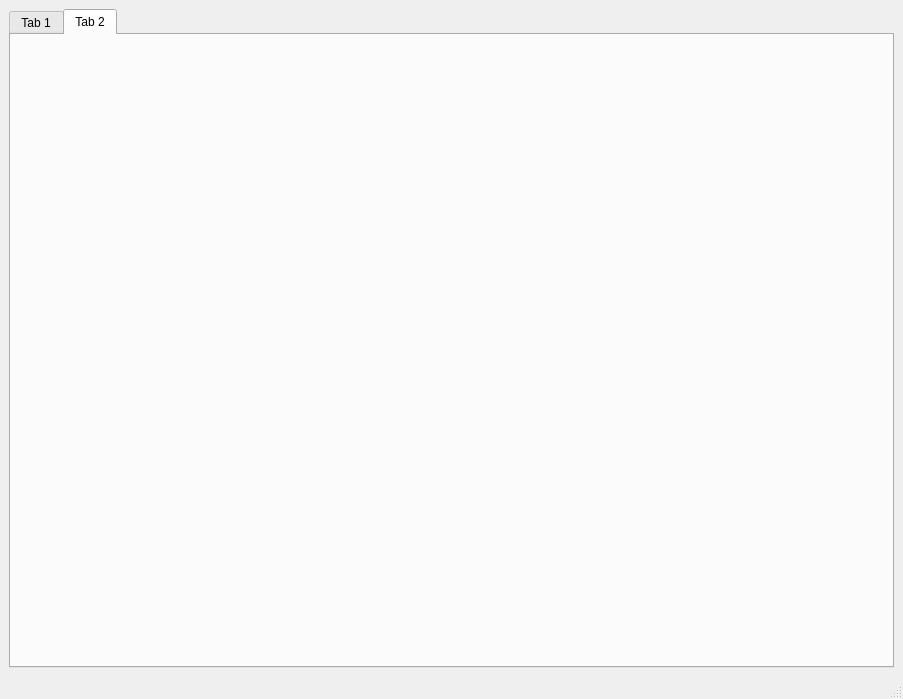
The window that gui/graph/main_windows.ui (davidcharming8888/SystemGui) describes before a commit, drawn with Qt 5.
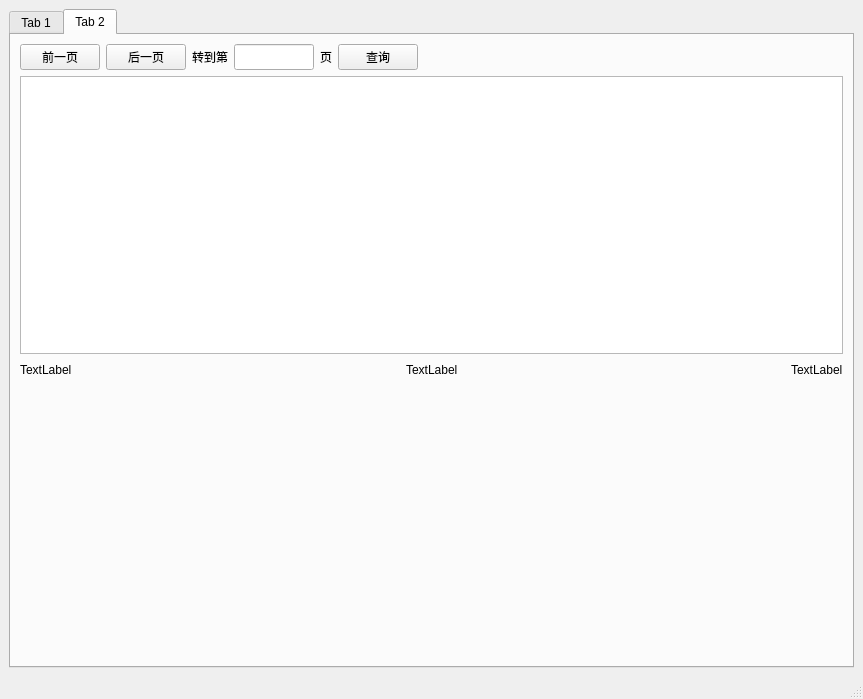
The same window after the commit. The open tabs and pages were chosen to show the change. Custom widgets are drawn as their Qt base class.

What changed in the file:
```diff
--- a/gui/graph/main_windows.ui
+++ b/gui/graph/main_windows.ui
@@ -6,7 +6,7 @@
    <rect>
     <x>0</x>
     <y>0</y>
-    <width>903</width>
+    <width>863</width>
     <height>699</height>
    </rect>
   </property>
@@ -166,6 +166,143 @@
        <attribute name="title">
         <string>Tab 2</string>
        </attribute>
+       <layout class="QVBoxLayout" name="verticalLayout_3">
+        <item>
+         <layout class="QHBoxLayout" name="horizontalLayout_5">
+          <item>
+           <widget class="QPushButton" name="prevButton">
+            <property name="text">
+             <string>前一页</string>
+            </property>
+           </widget>
+          </item>
+          <item>
+           <widget class="QPushButton" name="nextButton">
+            <property name="text">
+             <string>后一页</string>
+            </property>
+           </widget>
+          </item>
+          <item>
+           <widget class="QLabel" name="label_2">
+            <property name="text">
+             <string>转到第</string>
+            </property>
+           </widget>
+          </item>
+          <item>
+           <widget class="QLineEdit" name="switchPageLineEdit">
+            <property name="sizePolicy">
+             <sizepolicy hsizetype="Maximum" vsizetype="Fixed">
+              <horstretch>0</horstretch>
+              <verstretch>0</verstretch>
+             </sizepolicy>
+            </property>
+            <property name="maximumSize">
+             <size>
+              <width>80</width>
+              <height>80</height>
+             </size>
+            </property>
+           </widget>
+          </item>
+          <item>
+           <widget class="QLabel" name="label_3">
+            <property name="text">
+             <string>页</string>
+            </property>
+           </widget>
+          </item>
+          <item>
+           <widget class="QPushButton" name="switchPageButton">
+            <property name="text">
+             <string>查询</string>
+            </property>
+           </widget>
+          </item>
+          <item>
+           <spacer name="horizontalSpacer_3">
+            <property name="orientation">
+             <enum>Qt::Horizontal</enum>
+            </property>
+            <property name="sizeHint" stdset="0">
+             <size>
+              <width>40</width>
+              <height>20</height>
+             </size>
+            </property>
+           </spacer>
+          </item>
+         </layout>
+        </item>
+        <item>
+         <widget class="QTableView" name="tableView"/>
+        </item>
+        <item>
+         <layout class="QHBoxLayout" name="horizontalLayout_6">
+          <item>
+           <widget class="QLabel" name="totalPageLabel">
+            <property name="text">
+             <string>TextLabel</string>
+            </property>
+           </widget>
+          </item>
+          <item>
+           <spacer name="horizontalSpacer_4">
+            <property name="orientation">
+             <enum>Qt::Horizontal</enum>
+            </property>
+            <property name="sizeHint" stdset="0">
+             <size>
+              <width>40</width>
+              <height>20</height>
+             </size>
+            </property>
+           </spacer>
+          </item>
+          <item>
+           <widget class="QLabel" name="currentPageLabel">
+            <property name="text">
+             <string>TextLabel</string>
+            </property>
+           </widget>
+          </item>
+          <item>
+           <spacer name="horizontalSpacer_5">
+            <property name="orientation">
+             <enum>Qt::Horizontal</enum>
+            </property>
+            <property name="sizeHint" stdset="0">
+             <size>
+              <width>40</width>
+              <height>20</height>
+             </size>
+            </property>
+           </spacer>
+          </item>
+          <item>
+           <widget class="QLabel" name="totalRecordLabel">
+            <property name="text">
+             <string>TextLabel</string>
+            </property>
+           </widget>
+          </item>
+         </layout>
+        </item>
+        <item>
+         <spacer name="verticalSpacer">
+          <property name="orientation">
+           <enum>Qt::Vertical</enum>
+          </property>
+          <property name="sizeHint" stdset="0">
+           <size>
+            <width>20</width>
+            <height>263</height>
+           </size>
+          </property>
+         </spacer>
+        </item>
+       </layout>
       </widget>
      </widget>
     </item>
```
Left out of the diff: 4 changed lines with no effect on the pictures.
